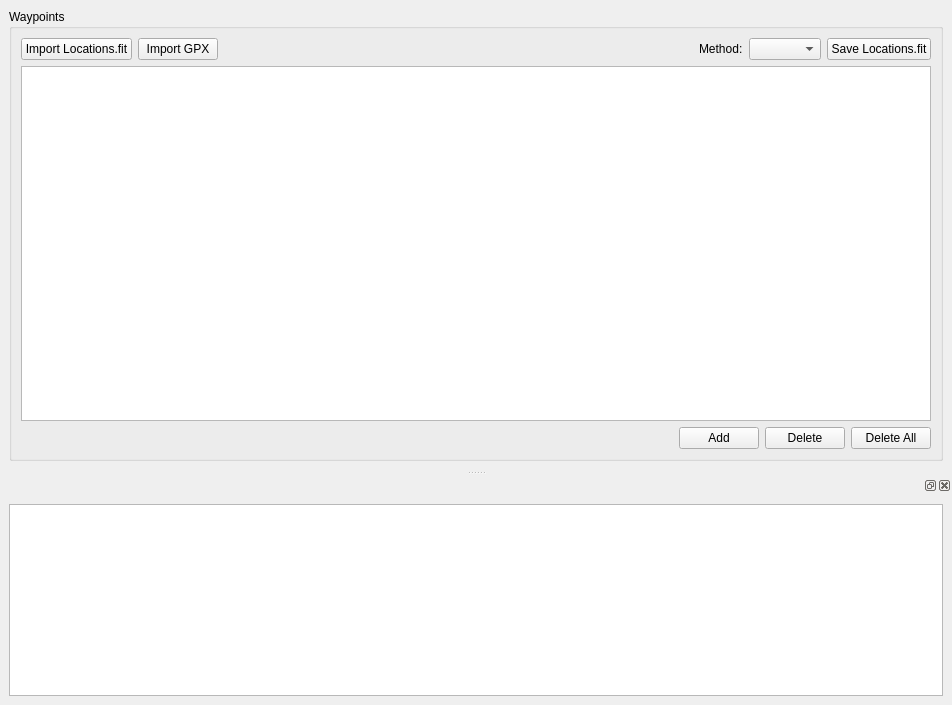
Qt form src/main/python/location_tool/main_window.ui (rootrootde/LocationsFITTool) before a commit.
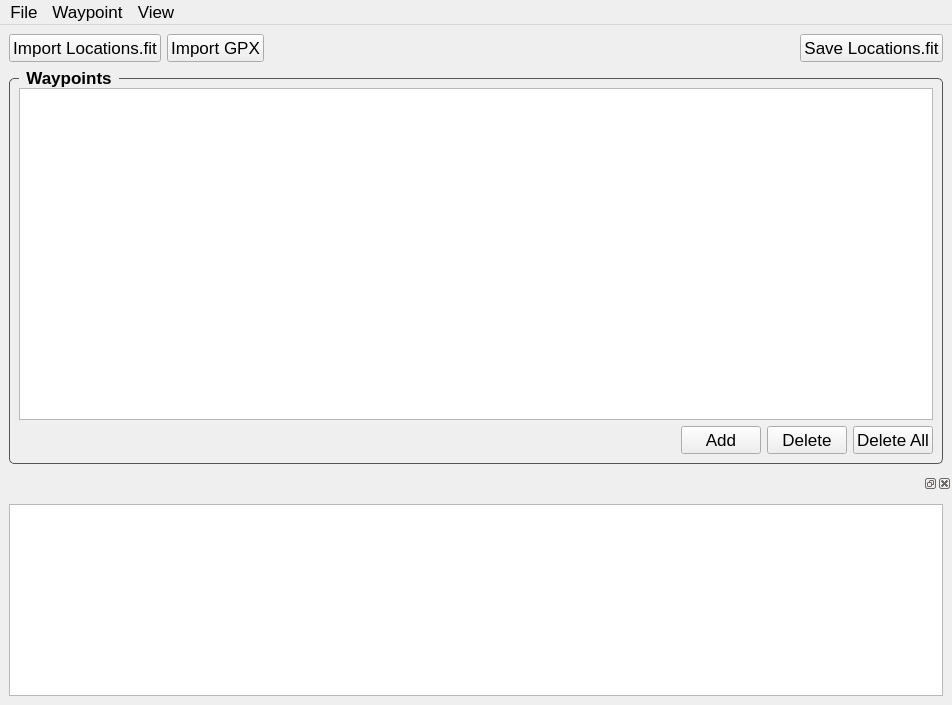
The same form after that commit.

Commit message: ui upgrade, new save fit dialog, better logging system

```diff
--- a/src/main/python/location_tool/main_window.ui
+++ b/src/main/python/location_tool/main_window.ui
@@ -10,14 +10,90 @@
     <height>705</height>
    </rect>
   </property>
+  <property name="font">
+   <font>
+    <family>SF Pro</family>
+    <pointsize>13</pointsize>
+   </font>
+  </property>
   <property name="windowTitle">
    <string>LocationsFITTool</string>
   </property>
+  <property name="styleSheet">
+   <string notr="true">QWidget {
+    font-family: &quot;SF Pro&quot;;
+    font-size: 13pt;
+}
+
+QGroupBox {
+    font-weight: bold;
+    border: 1px solid #555;
+    border-radius: 5px;
+    margin-top: 10px;
+}
+
+QGroupBox::title {
+    subcontrol-origin: margin;
+    left: 10px;
+    padding: 0 5px;
+}
+
+QPlainTextEdit {
+	font-family:  &quot;SF Mono&quot;;
+	font-size: 12pt
+
+}
+
+
+
+QMainWindow::separator {
+  width: 0px;
+  height:0px;
+}</string>
+  </property>
   <property name="dockOptions">
    <set>QMainWindow::DockOption::AllowTabbedDocks|QMainWindow::DockOption::AnimatedDocks</set>
   </property>
   <widget class="QWidget" name="centralwidget">
    <layout class="QVBoxLayout" name="verticalLayout_7">
+    <item>
+     <layout class="QHBoxLayout" name="file_btns_layout">
+      <item>
+       <widget class="QPushButton" name="import_locations_fit_btn">
+        <property name="text">
+         <string>Import Locations.fit</string>
+        </property>
+       </widget>
+      </item>
+      <item>
+       <widget class="QPushButton" name="import_gpx_btn">
+        <property name="text">
+         <string>Import GPX</string>
+        </property>
+       </widget>
+      </item>
+      <item>
+       <spacer name="horizontalSpacer">
+        <property name="orientation">
+         <enum>Qt::Orientation::Horizontal</enum>
+        </property>
+        <property name="sizeHint" stdset="0">
+         <size>
+          <width>40</width>
+          <height>20</height>
+         </size>
+        </property>
+       </spacer>
+      </item>
+      <item>
+       <widget class="QPushButton" name="save_locations_fit_btn">
+        <property name="text">
+         <string>Save Locations.fit</string>
+        </property>
+       </widget>
+      </item>
+     </layout>
+    </item>
     <item>
      <layout class="QHBoxLayout" name="horizontalLayout_2">
       <item>
@@ -31,54 +107,6 @@
            <property name="rightMargin">
             <number>0</number>
            </property>
-           <item>
-            <layout class="QHBoxLayout" name="file_btns_layout">
-             <item>
-              <widget class="QPushButton" name="import_locations_fit_btn">
-               <property name="text">
-                <string>Import Locations.fit</string>
-               </property>
-              </widget>
-             </item>
-             <item>
-              <widget class="QPushButton" name="import_gpx_btn">
-               <property name="text">
-                <string>Import GPX</string>
-               </property>
-              </widget>
-             </item>
-             <item>
-              <spacer name="horizontalSpacer">
-               <property name="orientation">
-                <enum>Qt::Orientation::Horizontal</enum>
-               </property>
-               <property name="sizeHint" stdset="0">
-                <size>
-                 <width>40</width>
-                 <height>20</height>
-                </size>
-               </property>
-              </spacer>
-             </item>
-             <item>
-              <widget class="QLabel" name="label">
-               <property name="text">
-                <string>Method:</string>
-               </property>
-              </widget>
-             </item>
-             <item>
-              <widget class="QComboBox" name="location_settings_combo"/>
-             </item>
-             <item>
-              <widget class="QPushButton" name="save_locations_fit_btn">
-               <property name="text">
-                <string>Save Locations.fit</string>
-               </property>
-              </widget>
-             </item>
-            </layout>
-           </item>
            <item>
             <widget class="QTableWidget" name="waypoint_table"/>
            </item>
@@ -154,6 +182,43 @@
     </layout>
    </widget>
   </widget>
+  <widget class="QMenuBar" name="menuBar">
+   <property name="geometry">
+    <rect>
+     <x>0</x>
+     <y>0</y>
+     <width>952</width>
+     <height>24</height>
+    </rect>
+   </property>
+   <widget class="QMenu" name="menuFile">
+    <property name="title">
+     <string>File</string>
+    </property>
+    <addaction name="import_locations_fit_action"/>
+    <addaction name="import_gpx_action"/>
+    <addaction name="separator"/>
+    <addaction name="save_locations_fit_action"/>
+    <addaction name="separator"/>
+   </widget>
+   <widget class="QMenu" name="menuWaypoint">
+    <property name="title">
+     <string>Waypoint</string>
+    </property>
+    <addaction name="add_wpt_action"/>
+    <addaction name="delete_wpt_action"/>
+    <addaction name="delete_all_wpts_action"/>
+   </widget>
+   <widget class="QMenu" name="menuView">
+    <property name="title">
+     <string>View</string>
+    </property>
+    <addaction name="toggle_debug_log_action"/>
+   </widget>
+   <addaction name="menuFile"/>
+   <addaction name="menuWaypoint"/>
+   <addaction name="menuView"/>
+  </widget>
   <action name="import_locations_fit_action">
    <property name="text">
     <string>Import Locations.fit</string>
```
Left out of the diff: 94 changed lines with no effect on the pictures. The commit also changes 7 other files.
